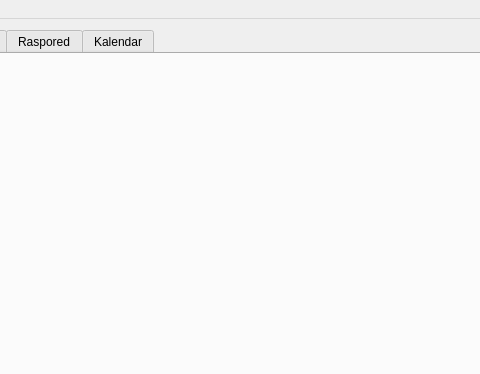
This is matfHub/mainwindow.ui in milalukic/matfHub as Qt 5 draws it before an edit; both pictures show x 231 to 711 and y 0 to 374 of the 1120 by 682 pixel window. The edited form follows.
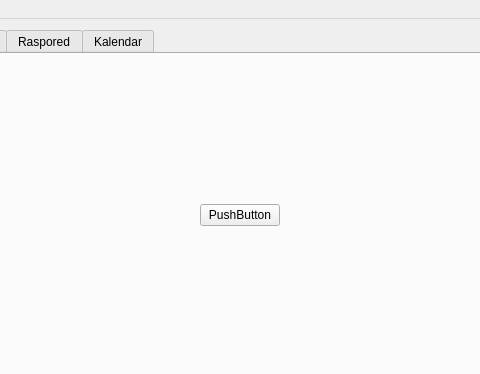
This is the edited form. The open tabs and pages were chosen to show the change. Icons and pictures are not drawn.

Commit message: povezana matrix klasa i armadillo biblioteka sa QT projektom

Diff of the .ui file:
```diff
--- a/matfHub/mainwindow.ui
+++ b/matfHub/mainwindow.ui
@@ -1942,6 +1942,32 @@
        <attribute name="title">
         <string>Kalkulator</string>
        </attribute>
+       <widget class="QStackedWidget" name="stackedWidget">
+        <property name="geometry">
+         <rect>
+          <x>400</x>
+          <y>120</y>
+          <width>120</width>
+          <height>80</height>
+         </rect>
+        </property>
+        <widget class="QWidget" name="page">
+         <widget class="QPushButton" name="pbMatrixTest">
+          <property name="geometry">
+           <rect>
+            <x>20</x>
+            <y>30</y>
+            <width>80</width>
+            <height>22</height>
+           </rect>
+          </property>
+          <property name="text">
+           <string>PushButton</string>
+          </property>
+         </widget>
+        </widget>
+        <widget class="QWidget" name="page_2"/>
+       </widget>
       </widget>
       <widget class="QWidget" name="NotesTab">
        <attribute name="title">
```
Left out of the diff: 10 changed lines with no effect on the pictures. The commit also changes 7 other files.
